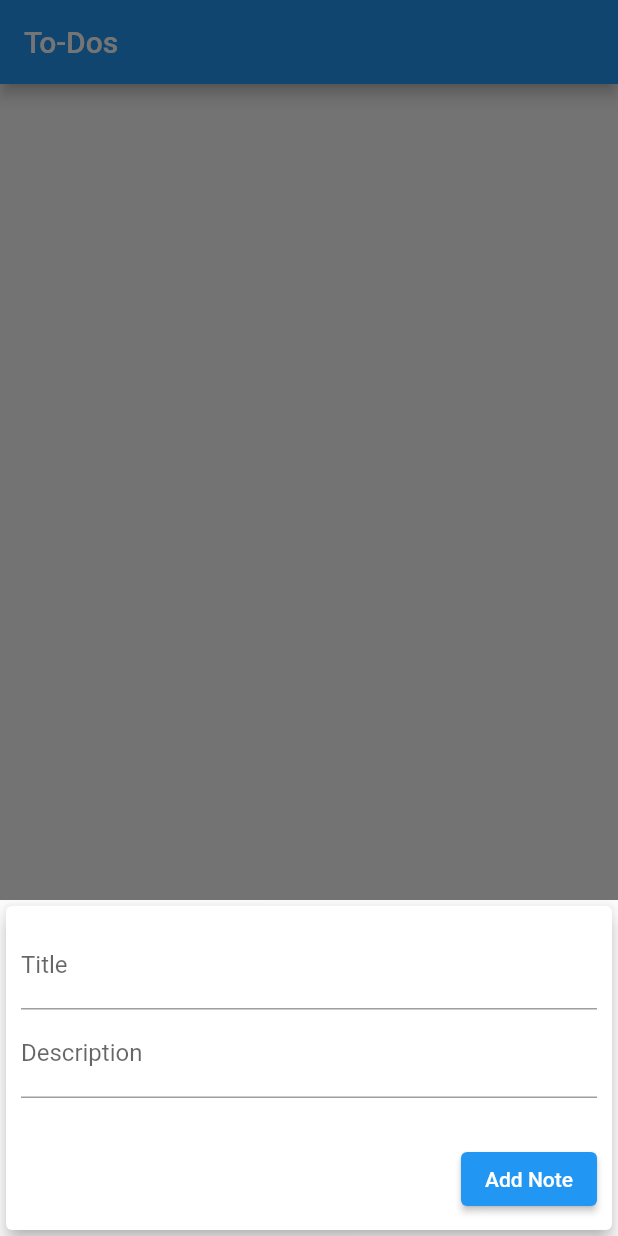
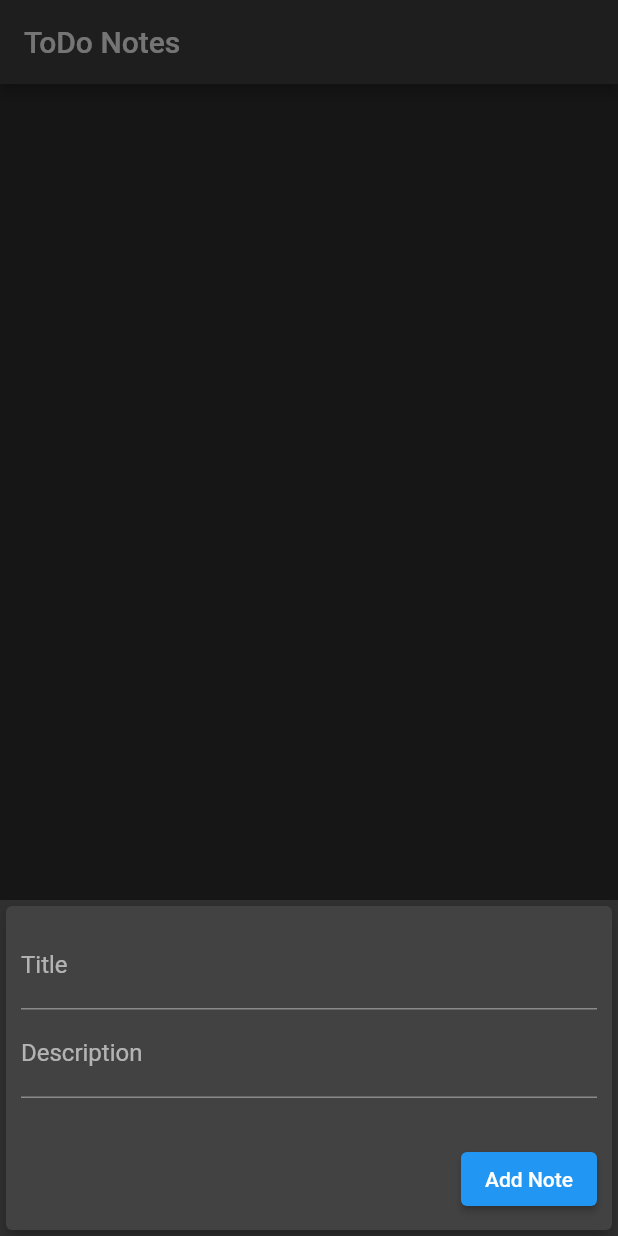
Before and after one commit to schuberty/Flutter-Projects, a Flutter app: the screen it shows after launch, after a tap on the "add" icon, on a phone screen of 412 x 824 dp. Run offline on Flutter 3.47's test engine with Material 2 defaults, Android fonts, the phone set to English and light mode, and no system bars; our stand-ins replace bloc, equatable, flutter_bloc, hive, hive_flutter; accounts and stored records are empty.

Commit message:
Modified the appearence of the app

```diff
--- a/lib/app.dart
+++ b/lib/app.dart
@@ -1,8 +1,17 @@
 import 'package:flutter/material.dart';
 import 'package:flutter_bloc/flutter_bloc.dart';
+import 'package:todo_app/constants/colors.dart';
 import 'package:todo_app/home.dart';
 import 'package:todo_app/notes/bloc/notes_bloc.dart';
 import 'package:todo_app/repositories/notes_repository.dart';
+
+final ThemeData _kThemeData = _buildThemeData();
+
+ThemeData _buildThemeData() {
+  final ThemeData base = ThemeData.dark();
+
+  return base.copyWith();
+}
 
 class TodoApp extends StatelessWidget {
   const TodoApp({Key? key}) : super(key: key);
@@ -14,10 +23,11 @@ class TodoApp extends StatelessWidget {
       child: BlocProvider(
         create: (context) => NotesBloc(RepositoryProvider.of(context))
           ..add(InitRepositoryWithNotesEvent()),
-        child: const MaterialApp(
+        child: MaterialApp(
           debugShowCheckedModeBanner: false,
-          title: 'To-Dos App',
-          home: HomePage(),
+          theme: _kThemeData,
+          title: 'ToDo Notes',
+          home: const HomePage(),
         ),
       ),
     );
--- a/lib/constants/colors.dart
+++ b/lib/constants/colors.dart
@@ -2,7 +2,7 @@ import 'package:flutter/material.dart';
 
 // TODO: Implement color palette with help of https://huemint.com/
 
-const kBackgroundColor = Color(0xFF1B181B);
+const kBackgroundColor = Color(0xFF303030);
 const kAppBarBackgroundColor = Color(0xFF2B262B);
 const kPrimaryColor = Color(0xFFFFFFFB);
 const kSecondaryColor = Color(0xFFE5AD00);
--- a/lib/home.dart
+++ b/lib/home.dart
@@ -9,7 +9,7 @@ class HomePage extends StatelessWidget {
   Widget build(BuildContext context) {
     return Scaffold(
       appBar: AppBar(
-        title: const Text('To-Dos'),
+        title: const Text('ToDo Notes'),
       ),
       floatingActionButton: FloatingActionButton(
         onPressed: () => _startAddNewNote(context),
--- a/lib/main.dart
+++ b/lib/main.dart
@@ -1,9 +1,19 @@
 import 'package:flutter/material.dart';
+import 'package:flutter/services.dart';
 import 'package:hive_flutter/hive_flutter.dart';
 import 'package:todo_app/app.dart';
+import 'package:todo_app/constants/colors.dart';
 
 void main() async {
   await Hive.initFlutter();
 
+  SystemChrome.setPreferredOrientations(
+    [DeviceOrientation.portraitUp, DeviceOrientation.portraitDown],
+  );
+  SystemChrome.setSystemUIOverlayStyle(
+    const SystemUiOverlayStyle(
+        systemNavigationBarColor: kBottomNavigationBarColor),
+  );
+
   runApp(const TodoApp());
 }
```
